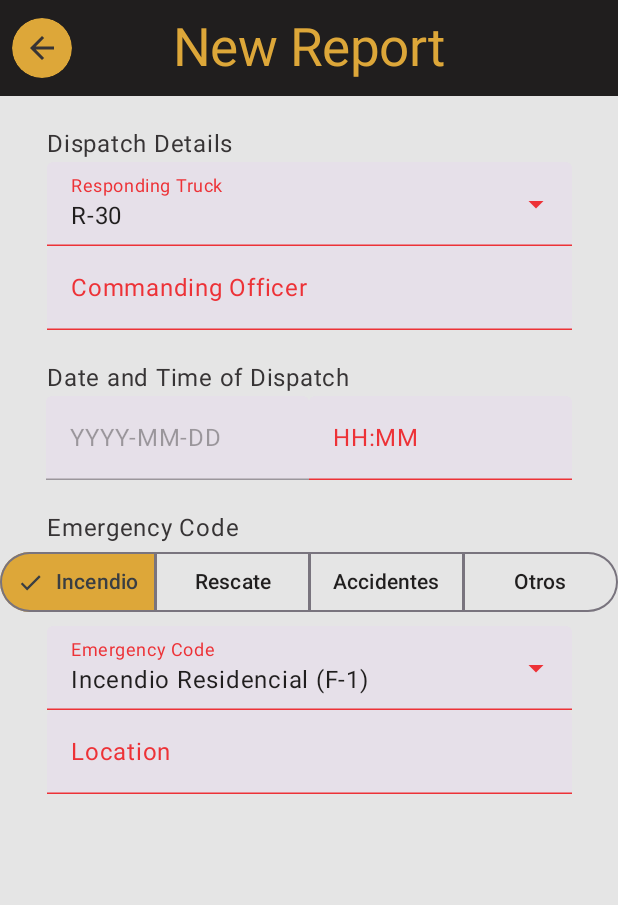
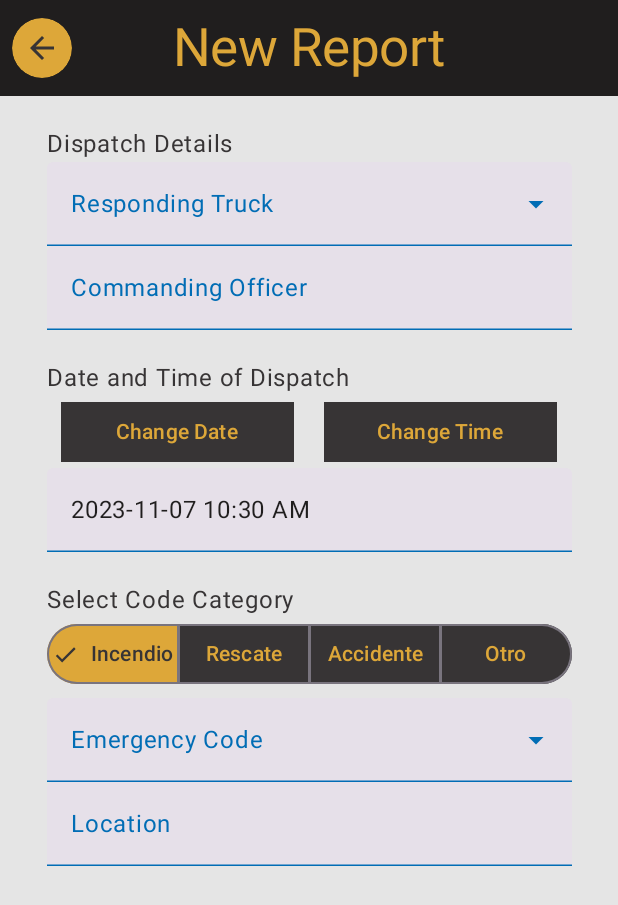
Before and after one commit to cbdnapp/Emergency-Response-App, an Android app built with Jetpack Compose: the screen it shows after launch (MainActivity), after a tap on "New", on a phone screen of 412 x 824 dp. Shown: the top 905 px of the screen. Run offline under Robolectric (Android 15) with nearby library versions, the phone set to English and light mode, and no system bars; our stand-ins replace window size class.

Commit message:
Improvements to datetime, dropdowns, as well as layout adaptability.

```diff
--- a/app/src/main/java/com/cbdn/reports/data/TempFormData.kt
+++ b/app/src/main/java/com/cbdn/reports/data/TempFormData.kt
@@ -26,11 +26,11 @@ object EmergencyCodeData {
             ),
             EmergencyCategories(
                 id = "I",
-                category = "Accidentes"
+                category = "Accidente"
             ),
             EmergencyCategories(
                 id = "O",
-                category = "Otros"
+                category = "Otro"
             ),
         )
     }
--- a/app/src/main/java/com/cbdn/reports/ui/theme/Theme.kt
+++ b/app/src/main/java/com/cbdn/reports/ui/theme/Theme.kt
@@ -68,14 +68,14 @@ private val LightColorScheme = lightColorScheme(
 //    onTertiary = azul,
 //    tertiaryContainer = azul,
 //    onTertiaryContainer = azul,
-//
+
     background = platinum,
     onBackground = jet,
     surface = platinum,
     onSurface = eerie_black,
-//
+
     surfaceVariant = white,
-    onSurfaceVariant = imperial_red,
+    onSurfaceVariant = azul,
 
 //    outline = azul,
 //    inverseOnSurface = azul,
@@ -84,11 +84,11 @@ private val LightColorScheme = lightColorScheme(
 //    surfaceTint = azul,
 //    outlineVariant = azul,
 //    scrim = azul,
-//
-//    error = azul,
-//    errorContainer = azul,
-//    onError = azul,
-//    onErrorContainer = azul,
+
+    error = imperial_red,
+    errorContainer = imperial_red,
+    onError = imperial_red,
+    onErrorContainer = imperial_red,
 )
 
 @Composable
--- a/app/src/main/java/com/cbdn/reports/ui/utilities/datetime.kt
+++ b/app/src/main/java/com/cbdn/reports/ui/utilities/datetime.kt
@@ -3,8 +3,8 @@ import java.util.Date
 import java.util.Locale
 
 
-fun convertMillisToDate(millis: Long?): String? {
-    val formatter = SimpleDateFormat("yyyy-MM-dd", Locale.US)
+fun convertMillisToDateTime(millis: Long?): String? {
+    val formatter = SimpleDateFormat("yyyy-MM-dd hh:mm a", Locale.US)
     if (millis != null) return formatter.format(Date(millis))
     return null
 }
--- a/app/src/main/java/com/cbdn/reports/ui/viewmodel/SubmitReportNewVM.kt
+++ b/app/src/main/java/com/cbdn/reports/ui/viewmodel/SubmitReportNewVM.kt
@@ -18,12 +18,12 @@ data class Report(
     // dispatch details
     var respondingTruck: String? = null,
     var commandingOfficer: String? = null,
-    var datetimeDispatch: String? = null,
+    var datetimeDispatch: Long? = null,
     var emergencyCode: String? = null,
     var location: String? = null,
 
     // on scene details
-    var datetimeArrival: String? = null,
+    var datetimeArrival: Long? = null,
     var policePresent: String? = null,
     var ambulancePresent: String? = null,
     var electricCompanyPresent: String? = null,
@@ -33,7 +33,7 @@ data class Report(
     var notes: String? = null,
 
     // submittal details
-    var datetimeReturn: String? = null,
+    var datetimeReturn: Long? = null,
     var author: String? = null,
 )
 data class SubmitNewReportUiState(
--- a/app/src/main/java/com/cbdn/reports/ui/views/AppMenu.kt
+++ b/app/src/main/java/com/cbdn/reports/ui/views/AppMenu.kt
@@ -1,10 +1,11 @@
 package com.cbdn.reports.ui.views
 
+import androidx.compose.foundation.Image
 import androidx.compose.foundation.layout.Arrangement
 import androidx.compose.foundation.layout.Box
 import androidx.compose.foundation.layout.Column
-import androidx.compose.foundation.layout.Spacer
 import androidx.compose.foundation.layout.fillMaxSize
+import androidx.compose.foundation.layout.height
 import androidx.compose.foundation.layout.width
 import androidx.compose.foundation.rememberScrollState
 import androidx.compose.foundation.verticalScroll
@@ -13,10 +14,11 @@ import androidx.compose.material3.Text
 import androidx.compose.runtime.Composable
 import androidx.compose.ui.Alignment
 import androidx.compose.ui.Modifier
-import androidx.compose.ui.draw.paint
+import androidx.compose.ui.layout.ContentScale
 import androidx.compose.ui.res.painterResource
 import androidx.compose.ui.res.stringResource
 import androidx.compose.ui.tooling.preview.Preview
+import androidx.compose.ui.unit.Constraints
 import androidx.compose.ui.unit.dp
 import androidx.compose.ui.unit.sp
 import androidx.navigation.NavController
@@ -35,24 +37,15 @@ fun AppMenu(
         horizontalAlignment = Alignment.CenterHorizontally,
         verticalArrangement = Arrangement.Center
     ) {
-        Spacer(modifier = Modifier.weight(.1f))
-        Box(
-            modifier = Modifier
-                .paint(painterResource(id = R.drawable.logo_bomberos_oficial_png_peq))
-                .weight(1.5f)
+        Box(modifier = Modifier
+            .height(200.dp)
+        ){
+            Image(
+                painter = painterResource(id = R.drawable.logo_bomberos_oficial_png_peq),
+                contentDescription = null,
+                contentScale = ContentScale.Fit
             )
-        Box(
-            modifier = Modifier
-            .weight(3f)
-        ) {
-            Column(
-                modifier = Modifier
-                    .fillMaxSize()
-                    .verticalScroll(rememberScrollState()),
-                horizontalAlignment = Alignment.CenterHorizontally,
-                verticalArrangement = Arrangement.Center
-            ) {
-                Spacer(modifier = Modifier.weight(.1f))
+        }
         MenuHeader(label = stringResource(id = R.string.submit_report_header))
         MenuButton(
             onClick = { navController.navigate(Destinations.SubmitReportNew.name) },
@@ -66,7 +59,6 @@ fun AppMenu(
             onClick = { navController.navigate(Destinations.SubmitReportAmend.name) },
             label = stringResource(id = R.string.submit_report_amend_button)
         )
-                Spacer(modifier = Modifier.weight(.1f))
         MenuHeader(label = stringResource(id = R.string.view_report_header))
         MenuButton(
             onClick = { navController.navigate(Destinations.ViewReportFilter.name) },
@@ -78,8 +70,7 @@ fun AppMenu(
         )
     }
 }
-    }
-}
+
 
 @Composable
 fun MenuHeader(
--- a/app/src/main/java/com/cbdn/reports/ui/views/SubmitReportNew.kt
+++ b/app/src/main/java/com/cbdn/reports/ui/views/SubmitReportNew.kt
@@ -1,28 +1,35 @@
 package com.cbdn.reports.ui.views
 
 
-import androidx.compose.foundation.clickable
 import androidx.compose.foundation.layout.Column
 import androidx.compose.foundation.layout.Row
 import androidx.compose.foundation.layout.fillMaxWidth
 import androidx.compose.foundation.layout.padding
 import androidx.compose.foundation.layout.width
 import androidx.compose.foundation.rememberScrollState
-import androidx.compose.foundation.text.KeyboardOptions
+import androidx.compose.foundation.shape.CircleShape
+import androidx.compose.foundation.shape.RoundedCornerShape
 import androidx.compose.foundation.verticalScroll
+import androidx.compose.material3.Button
 import androidx.compose.material3.DatePicker
 import androidx.compose.material3.DatePickerDialog
 import androidx.compose.material3.DropdownMenuItem
 import androidx.compose.material3.ExperimentalMaterial3Api
 import androidx.compose.material3.ExposedDropdownMenuBox
 import androidx.compose.material3.ExposedDropdownMenuDefaults
+import androidx.compose.material3.MaterialTheme
 import androidx.compose.material3.SegmentedButton
+import androidx.compose.material3.SegmentedButtonColors
 import androidx.compose.material3.SegmentedButtonDefaults
+import androidx.compose.material3.Shapes
 import androidx.compose.material3.SingleChoiceSegmentedButtonRow
 import androidx.compose.material3.Text
 import androidx.compose.material3.TextButton
 import androidx.compose.material3.TextField
+import androidx.compose.material3.TextFieldColors
+import androidx.compose.material3.TimeInput
 import androidx.compose.material3.rememberDatePickerState
+import androidx.compose.material3.rememberTimePickerState
 import androidx.compose.runtime.Composable
 import androidx.compose.runtime.collectAsState
 import androidx.compose.runtime.derivedStateOf
@@ -32,17 +39,18 @@ import androidx.compose.runtime.remember
 import androidx.compose.runtime.setValue
 import androidx.compose.ui.Alignment
 import androidx.compose.ui.Modifier
+import androidx.compose.ui.graphics.RectangleShape
+import androidx.compose.ui.graphics.Shape
 import androidx.compose.ui.res.dimensionResource
 import androidx.compose.ui.res.stringResource
-import androidx.compose.ui.text.input.KeyboardType
 import androidx.compose.ui.text.style.TextAlign
-import androidx.compose.ui.tooling.preview.Preview
 import androidx.compose.ui.unit.dp
 import com.cbdn.reports.R
 import com.cbdn.reports.data.EmergencyCodeData
 import com.cbdn.reports.data.TruckData
 import com.cbdn.reports.ui.viewmodel.SubmitReportNewViewModel
-import convertMillisToDate
+import convertMillisToDateTime
+import java.util.Calendar
 
 
 @Composable
@@ -58,12 +66,23 @@ fun SubmitReportNew(
 @Composable
 fun DispatchDetails(
 
-){
-    Column(modifier = Modifier
+) {
+    Column(
+        modifier = Modifier
             .fillMaxWidth()
             .verticalScroll(rememberScrollState()),
         horizontalAlignment = Alignment.CenterHorizontally
     ) {
+
+        val now: Calendar = Calendar.getInstance()
+
+        // TEMP VARIABLES FOR HOLDING DATA INPUT
+        var respondingTruck: String? by remember { mutableStateOf(null) }
+        var commandingOfficer: String? by remember { mutableStateOf(null) }
+        var datetimeDispatch: Long by remember { mutableStateOf(now.timeInMillis) }
+        var emergencyCode: String? by remember { mutableStateOf(null) }
+        var location: String? by remember { mutableStateOf(null) }
+
         Text(
             text = stringResource(id = R.string.submit_report_dispatch_details_header),
             modifier = Modifier
@@ -71,25 +90,16 @@ fun DispatchDetails(
                 .padding(top = dimensionResource(id = R.dimen.field_top_padding)),
             textAlign = TextAlign.Left
         )
-        // TEMP VARIABLES FOR HOLDING DATA INPUT
-        var respondingTruck: String? by remember { mutableStateOf(null) }
-        var commandingOfficer: String? by remember { mutableStateOf(null) }
-        var dateDispatch: String? by remember { mutableStateOf(null) }
-        var timeDispatch: String? by remember { mutableStateOf(null) }
-        var emergencyCode: String? by remember { mutableStateOf(null) }
-        var location: String? by remember { mutableStateOf(null) }
-
         // RESPONDING TRUCK
         val truckOptions = TruckData.getTrucks()
-        var expandedTrucks by remember {mutableStateOf(false)}
-        var selectedTruckText by remember { mutableStateOf(truckOptions[0].code) }
+        var expandedTrucks by remember { mutableStateOf(false) }
         ExposedDropdownMenuBox(
             expanded = expandedTrucks,
             onExpandedChange = { expandedTrucks = !expandedTrucks },
         ) {
             TextField(
                 readOnly = true,
-                value = selectedTruckText,
+                value = respondingTruck ?: "",
                 onValueChange = {},
                 label = { Text(stringResource(id = R.string.responding_truck)) },
                 trailingIcon = { ExposedDropdownMenuDefaults.TrailingIcon(expanded = expandedTrucks) },
@@ -106,7 +116,6 @@ fun DispatchDetails(
                     DropdownMenuItem(
                         text = { Text(selectionOption.code) },
                         onClick = {
-                            selectedTruckText = selectionOption.code
                             respondingTruck = selectionOption.code
                             expandedTrucks = false
                         },
@@ -123,41 +132,69 @@ fun DispatchDetails(
             label = { Text(text = stringResource(id = R.string.commanding_officer)) },
             singleLine = true,
             modifier = Modifier
-                .width(dimensionResource(id = R.dimen.full_field_width))
+                .width(dimensionResource(id = R.dimen.full_field_width)),
+//            colors = TextFieldColors()
         )
 
         // DATETIME OF DISPATCH
         Text(
-            text = stringResource(id = R.string.datetime_of_dispatch),
+            text = stringResource(id = R.string.date_and_time_of_dispatch),
             modifier = Modifier
                 .width(dimensionResource(id = R.dimen.full_field_width))
                 .padding(top = dimensionResource(id = R.dimen.field_top_padding)),
             textAlign = TextAlign.Left
         )
-        Row(modifier = Modifier) {
-            // DATE
-            val openDialog = remember { mutableStateOf(false) }
-            val datePickerState = rememberDatePickerState()
+        // DATETIME
+        // DATE DIALOG VARIABLES
+        val openDateDialog = remember { mutableStateOf(false) }
+        val datePickerState = rememberDatePickerState(
+            initialSelectedDateMillis = now.timeInMillis
+        )
+        // TIME  DIALOG VARIABLES
+        val openTimeDialog = remember { mutableStateOf(false) }
+        val timePickerState = rememberTimePickerState(
+            initialHour = now.get(Calendar.HOUR_OF_DAY), initialMinute = now.get(Calendar.MINUTE)
+        )
+        Row() {
+            Button(
+                onClick = { openDateDialog.value = true },
+                shape = RectangleShape,
+                modifier = Modifier
+                    .width(dimensionResource(id = R.dimen.half_field_width))
+                    .padding(horizontal = 10.dp)
+            ) {
+                Text(text = stringResource(id = R.string.change_date))
+            }
+            Button(
+                onClick = { openTimeDialog.value = true },
+                shape = RectangleShape,
+                modifier = Modifier
+                    .width(dimensionResource(id = R.dimen.half_field_width))
+                    .padding(horizontal = 10.dp)
+            ) {
+                Text(text = stringResource(id = R.string.change_time))
+            }
+        }
         TextField(
             readOnly = true,
-                value = dateDispatch ?: "",
+            value = convertMillisToDateTime(datetimeDispatch) ?: "",
             onValueChange = {},
-                label = { Text(text = stringResource(id = R.string.date)) },
             modifier = Modifier
-                    .width(dimensionResource(id = R.dimen.half_field_width))
-                    .clickable { openDialog.value = true },
-                enabled = false
+                .width(dimensionResource(id = R.dimen.full_field_width))
         )
-            if (openDialog.value) {
+        if (openDateDialog.value) {
             val confirmEnabled =
                 derivedStateOf { datePickerState.selectedDateMillis != null }
             DatePickerDialog(
-                    onDismissRequest = { openDialog.value = false },
+                onDismissRequest = { openDateDialog.value = false },
                 confirmButton = {
                     TextButton(
                         onClick = {
-                                openDialog.value = false
-                                dateDispatch = convertMillisToDate(datePickerState.selectedDateMillis)
+                            val newDate = Calendar.getInstance()
+                            newDate.timeInMillis = datePickerState.selectedDateMillis ?: 0
+                            now.set(newDate.get(Calendar.YEAR),newDate.get(Calendar.MONTH),newDate.get(Calendar.DAY_OF_MONTH))
+                            datetimeDispatch = now.timeInMillis
+                            openDateDialog.value = false
                         },
                         enabled = confirmEnabled.value
                     ) {
@@ -167,7 +204,7 @@ fun DispatchDetails(
                 dismissButton = {
                     TextButton(
                         onClick = {
-                                openDialog.value = false
+                            openDateDialog.value = false
                         }
                     ) {
                         Text("Cancel")
@@ -175,26 +212,45 @@ fun DispatchDetails(
                 }
             ) {
                 DatePicker(
-                        state = datePickerState,
+                    state = datePickerState
                 )
             }
         }
-            // TIME
-            TextField(
-                readOnly = true,
-                value = timeDispatch ?: "",
-                onValueChange = { timeDispatch = it },
-                label = { Text(text = stringResource(id = R.string.time)) },
-                singleLine = true,
-                keyboardOptions = KeyboardOptions(keyboardType = KeyboardType.Number),
+        if (openTimeDialog.value) {
+            DatePickerDialog(
+                onDismissRequest = { openTimeDialog.value = false },
+                confirmButton = {
+                    TextButton(
+                        onClick = {
+                            now.set(Calendar.HOUR_OF_DAY, timePickerState.hour)
+                            now.set(Calendar.MINUTE, timePickerState.minute)
+                            datetimeDispatch = now.timeInMillis
+                            openTimeDialog.value = false
+                        },
+                    ) {
+                        Text("OK")
+                    }
+                },
+                dismissButton = {
+                    TextButton(
+                        onClick = {
+                            openTimeDialog.value = false
+                        }
+                    ) {
+                        Text("Cancel")
+                    }
+                }
+            ) {
+                TimeInput(
+                    state = timePickerState,
                     modifier = Modifier
-                    .width(dimensionResource(id = R.dimen.half_field_width))
                 )
+            }
         }
 
         // EMERGENCY CODE
         Text(
-            text = stringResource(id = R.string.emergency_code),
+            text = stringResource(id = R.string.select_code_category),
             modifier = Modifier
                 .width(dimensionResource(id = R.dimen.full_field_width))
                 .padding(top = dimensionResource(id = R.dimen.field_top_padding)),
@@ -206,10 +262,11 @@ fun DispatchDetails(
         // ExposedDropdownMenuBox VARIABLES
         val codeOptions = EmergencyCodeData.getCode(codeCategories[categoryIndex])
         var expandedCodes by remember {mutableStateOf(false)}
-        var selectedOptionText by remember { mutableStateOf(codeOptions[0].name) }
+        var selectedOptionText: String? by remember { mutableStateOf(null) }
 
         SingleChoiceSegmentedButtonRow(
             modifier = Modifier
+                .width(dimensionResource(id = R.dimen.full_field_width))
         ) {
             codeCategories.forEachIndexed { index, label ->
                 SegmentedButton(
@@ -219,7 +276,13 @@ fun DispatchDetails(
                         selectedOptionText = EmergencyCodeData.getCode(codeCategories[categoryIndex])[0].name
                         emergencyCode = EmergencyCodeData.getCode(codeCategories[categoryIndex])[0].code
                               },
-                    shape = SegmentedButtonDefaults.itemShape(index = index, count = codeCategories.size)
+                    shape = SegmentedButtonDefaults.itemShape(index = index, count = codeCategories.size),
+                    colors = SegmentedButtonDefaults.colors(
+                        activeContainerColor = MaterialTheme.colorScheme.onPrimary,
+                        activeContentColor = MaterialTheme.colorScheme.primary,
+                        inactiveContainerColor = MaterialTheme.colorScheme.primary,
+                        inactiveContentColor = MaterialTheme.colorScheme.onPrimary
+                    )
                 ) {
                     Text(text = label.category)
                 }
@@ -231,7 +294,7 @@ fun DispatchDetails(
         ) {
             TextField(
                 readOnly = true,
-                value = selectedOptionText,
+                value = selectedOptionText ?: "",
                 onValueChange = {},
                 label = { Text(stringResource(id = R.string.emergency_code)) },
                 trailingIcon = { ExposedDropdownMenuDefaults.TrailingIcon(expanded = expandedCodes) },
@@ -271,7 +334,6 @@ fun DispatchDetails(
     }
 }
 
-
 @Composable
 fun OnSceneDetails() {
     Text(text= stringResource(id = R.string.submit_report_on_scene_details_header))
@@ -282,7 +344,6 @@ fun SubmittalDetails() {
     Text(text= stringResource(id = R.string.submit_report_submittal_details_header))
 }
 
-@Preview(showBackground = true)
 @Composable
 fun SubmitReportNewPreview() {
     SubmitReportNew(viewModel = SubmitReportNewViewModel())
--- a/app/src/main/res/values/strings.xml
+++ b/app/src/main/res/values/strings.xml
@@ -20,9 +20,10 @@
     <string name="submit_report_dispatch_details_header">Dispatch Details</string>
     <string name="responding_truck">Responding Truck</string>
     <string name="commanding_officer">Commanding Officer</string>
-    <string name="datetime_of_dispatch">Date and Time of Dispatch</string>
-    <string name="date">YYYY-MM-DD</string>
-    <string name="time">HH:MM</string>
+    <string name="date_and_time_of_dispatch">Date and Time of Dispatch</string>
+    <string name="change_date">Change Date</string>
+    <string name="change_time">Change Time</string>
+    <string name="select_code_category">Select Code Category</string>
     <string name="emergency_code">Emergency Code</string>
     <string name="location">Location</string>
 
```
Lines whose indentation alone changed are shown as unchanged.
